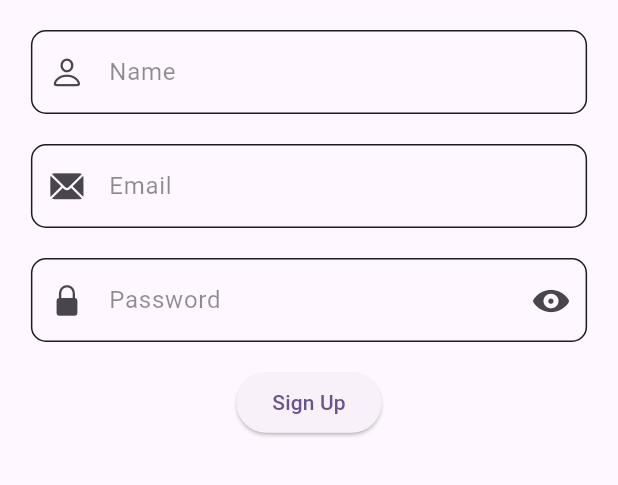
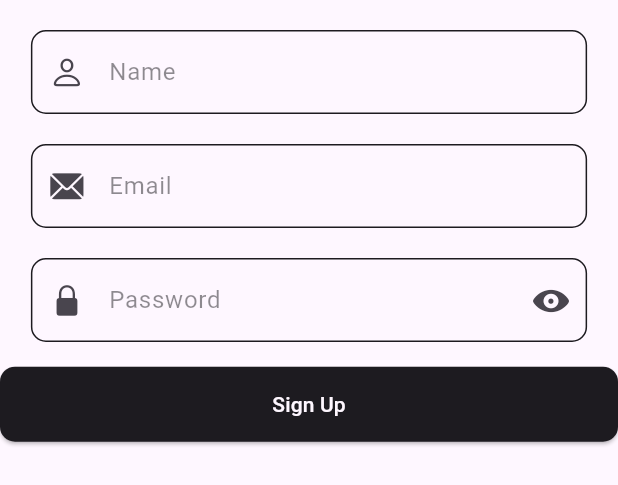
Before and after one commit to J3ndra/Sutt-Flutter, a Flutter app: the SignUpScreen widget shown alone on an empty page, opened directly, on a phone screen of 412 x 824 dp. Shown: the top 485 px of the screen. Run offline on Flutter 3.47's test engine with Material 3 defaults, Android fonts, the phone set to English and light mode, and no system bars; our stand-ins replace bloc, cloud_firestore, device_info_plus, equatable, firebase_auth, firebase_core and 5 more; accounts and stored records are empty; statements that could not run were skipped.

Commit message:
fix: change auth button theme

```diff
--- a/lib/screens/auth/sign_up_screen.dart
+++ b/lib/screens/auth/sign_up_screen.dart
@@ -139,7 +139,19 @@ class _SignUpScreenState extends State<SignUpScreen> {
                           });
                         }
                       },
-                      child: const Text('Sign Up'),
+                      style: ElevatedButton.styleFrom(
+                        backgroundColor:
+                            Theme.of(context).colorScheme.onBackground,
+                        minimumSize: const Size.fromHeight(50),
+                        shape: RoundedRectangleBorder(
+                          borderRadius: BorderRadius.circular(10),
+                        ),
+                      ),
+                      child: Text(
+                        'Sign Up',
+                        style: TextStyle(
+                            color: Theme.of(context).colorScheme.background),
+                      ),
                     )
                   : const CircularProgressIndicator(),
             ],
```
Also changed, not shown: lib/screens/auth/sign_in_screen.dart (+8 -1 lines).
